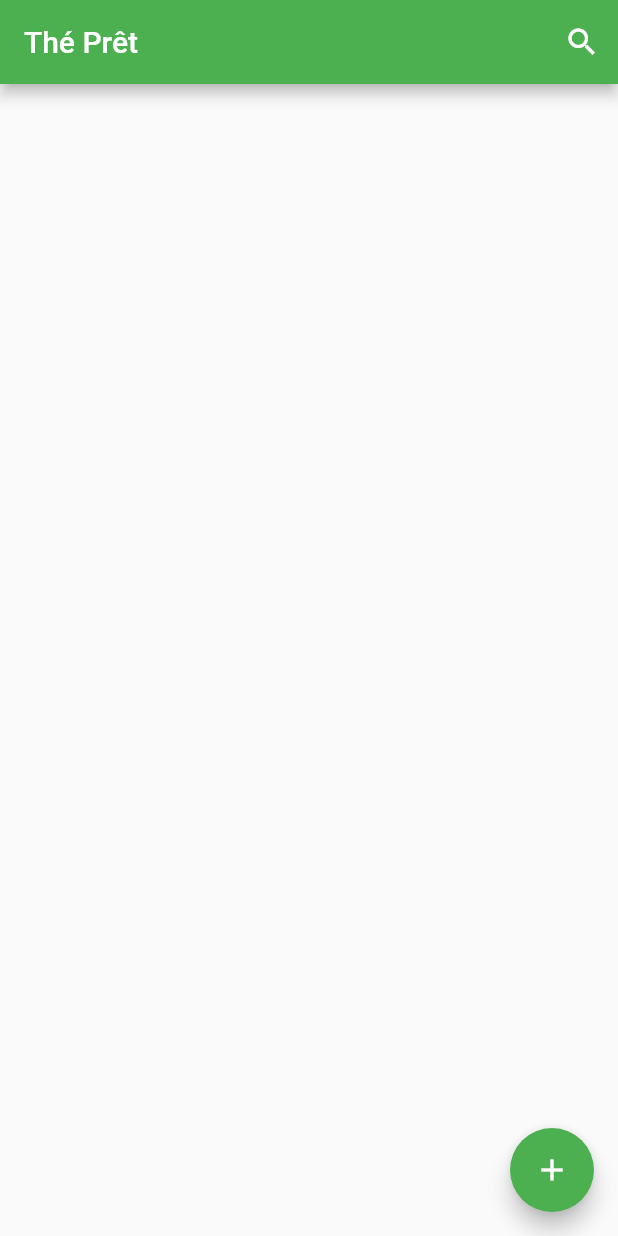
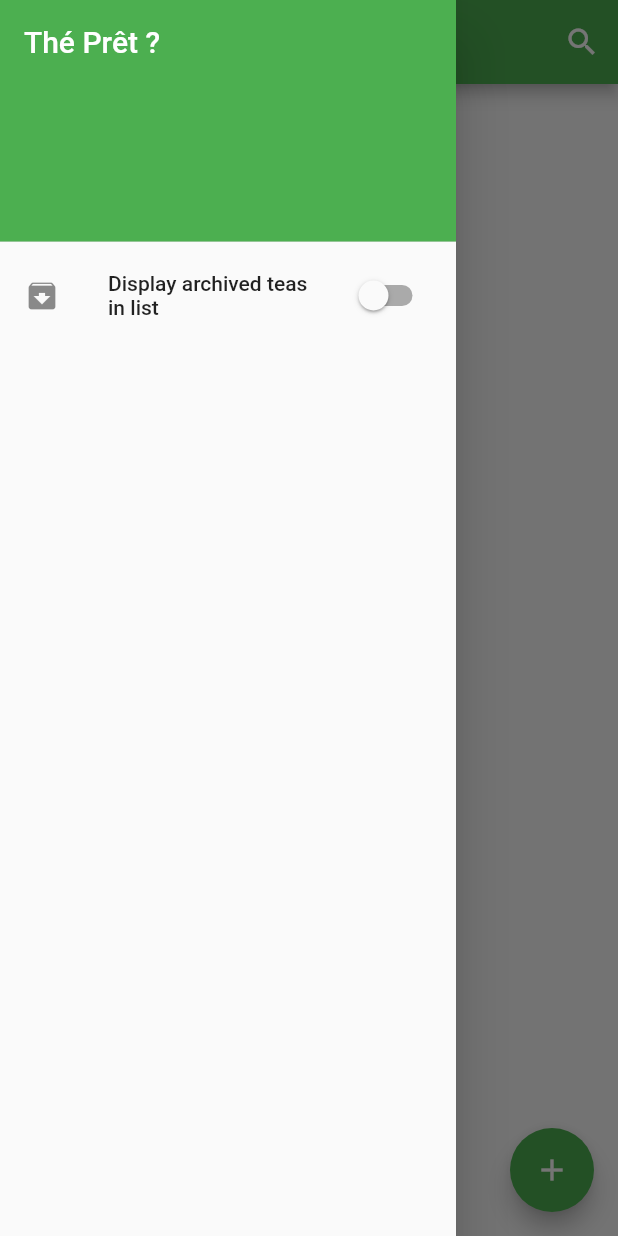
Before and after one commit to Bopzor/the_pret, a Flutter app: the screen it shows after launch, with the side drawer open (before the commit the screen has no drawer), on a phone screen of 412 x 824 dp. Run offline on Flutter 3.47's test engine with Material 2 defaults, Android fonts, the phone set to English and light mode, and no system bars; our stand-ins replace audioplayers, flutter_speed_dial, shared_preferences; statements that could not run were skipped.

Commit message:
store displayArchived in shared preferences

```diff
--- a/lib/TeaCard.dart
+++ b/lib/TeaCard.dart
@@ -90,11 +90,7 @@ class TeaCard extends StatelessWidget {
                 Positioned.fill(
                   child: Container(
                     decoration: BoxDecoration(
-                      gradient: LinearGradient(
-                        begin: Alignment.topCenter,
-                        end: Alignment.bottomCenter,
-                        colors: [Colors.white.withOpacity(0.7), Colors.black.withOpacity(0.7)],
-                      ),
+                      color: Colors.white.withOpacity(0.7)
                     ),
                     child: Icon(Icons.archive),
                   ),
--- a/lib/data/Repository.dart
+++ b/lib/data/Repository.dart
@@ -4,4 +4,10 @@ abstract class Repository {
   Future<List<dynamic>> getObject();
 
   Future<void> removeObject();
+
+  void saveString(String string);
+
+  Future<String> getString();
+
+  Future<void> removeString();
 }
--- a/lib/main.dart
+++ b/lib/main.dart
@@ -2,8 +2,8 @@ import 'package:flutter/material.dart';
 import 'package:the_pret_flutter/UpsertScreen.dart';
 import 'package:the_pret_flutter/TeaCard.dart';
 import 'package:the_pret_flutter/data/LocalKeyValuePersistence.dart';
-import 'package:the_pret_flutter/data/TeaScreen.dart';
-import 'package:the_pret_flutter/data/UnknownScreen.dart';
+import 'package:the_pret_flutter/TeaScreen.dart';
+import 'package:the_pret_flutter/UnknownScreen.dart';
 
 void main() async {
   runApp(App());
@@ -17,6 +17,8 @@ class App extends StatefulWidget {
 class _AppState extends State<App> {
   final LocalKeyValuePersistence storage = LocalKeyValuePersistence();
   List<dynamic> teaList = [];
+  String title = 'Thé Prêt ?';
+  bool displayArchived = false;
 
   void initState() {
     super.initState();
@@ -25,6 +27,10 @@ class _AppState extends State<App> {
       setState(() {
         teaList = response ?? [];
       });
+    });
+
+    storage.getString().then((value) {
+      setState(() => displayArchived = value ?? false);
     });
   }
 
@@ -68,6 +74,12 @@ class _AppState extends State<App> {
     storage.saveObject(teaList);
   }
 
+  void updateDisplayArchived(bool value) {
+    setState(() => displayArchived = value);
+
+    storage.saveString(value.toString());
+  }
+
   @override
   Widget build(BuildContext context) {
     return MaterialApp(
@@ -75,13 +87,21 @@ class _AppState extends State<App> {
         // Handle '/'
         if (settings.name == '/') {
           return MaterialPageRoute(
-            builder: (context) => MyHomePage(title: 'Thé Prêt', saveTea: this.saveTea, teaList: this.teaList),
+            builder: (context) {
+              return MyHomePage(
+                title: this.title,
+                saveTea: this.saveTea,
+                teaList: this.teaList,
+                displayArchived: this.displayArchived,
+                updateDisplayArchived: this.updateDisplayArchived,
+              );
+            }
           );
         }
 
         // Handle '/add'
         if (settings.name == '/add') {
-          return MaterialPageRoute(builder: (context) => UpsertScreen(title: 'Thé Prêt', saveTea: this.saveTea));
+          return MaterialPageRoute(builder: (context) => UpsertScreen(title: title, saveTea: this.saveTea));
         }
 
         Uri uri = Uri.parse(settings.name);
@@ -96,28 +116,36 @@ class _AppState extends State<App> {
           }
 
           if (uri.pathSegments.first == 'edit') {
-            return MaterialPageRoute(builder: (context) => UpsertScreen(title: 'Thé Prêt', saveTea: this.updateTea, tea: tea));
+            return MaterialPageRoute(builder: (context) => UpsertScreen(title: title, saveTea: this.updateTea, tea: tea));
           }
 
         }
 
         return MaterialPageRoute(builder: (context) => UnknownScreen());
       },
-      title: 'Thé Prêt',
+      title: title,
       theme: ThemeData(
         primarySwatch: Colors.green,
       ),
-      home: MyHomePage(title: 'Thé Prêt', saveTea: this.saveTea, teaList: this.teaList),
+      home: MyHomePage(
+        title: title,
+        saveTea: this.saveTea,
+        teaList: this.teaList,
+        displayArchived: this.displayArchived,
+        updateDisplayArchived: this.updateDisplayArchived,
+      ),
     );
   }
 }
 
 class MyHomePage extends StatefulWidget {
-  MyHomePage({Key key, this.title, this.saveTea, this.teaList}) : super(key: key);
+  MyHomePage({Key key, this.title, this.saveTea, this.teaList, this.displayArchived, this.updateDisplayArchived}) : super(key: key);
 
   final String title;
   final Function saveTea;
   final List<dynamic> teaList;
+  final bool displayArchived;
+  final Function updateDisplayArchived;
 
   @override
   _MyHomePageState createState() => _MyHomePageState();
@@ -137,7 +165,7 @@ class _MyHomePageState extends State<MyHomePage> {
     String brandName = tea['name'] + ' ' + tea['brand'];
 
     if (showSearchbar == false || search.text == '') {
-      if (tea['archive']) {
+      if (tea['archive'] && widget.displayArchived == false) {
         return false;
       }
 
@@ -206,6 +234,25 @@ class _MyHomePageState extends State<MyHomePage> {
             ),
         ],
       ),
+      drawer: Drawer(
+        child: ListView(
+          padding: EdgeInsets.zero,
+          children: [
+            DrawerHeader(
+              child: Text(widget.title, style: TextStyle(fontSize:  20, color: Colors.white)),
+              decoration: BoxDecoration(color: Theme.of(context).accentColor),
+            ),
+            SwitchListTile(
+              title: Text('Display archived teas in list'),
+              value: widget.displayArchived,
+              onChanged: (bool value) {
+                widget.updateDisplayArchived(value);
+              },
+              secondary: Icon(Icons.archive),
+            ),
+          ],
+        ),
+      ),
       body: Center(
         child: Padding(
           padding: EdgeInsets.symmetric(vertical: 10),
```
Also changed, not shown: lib/data/LocalKeyValuePersistence.dart (+21 -0 lines), lib/TeaScreen.dart (renamed from lib/data/TeaScreen.dart), lib/UnknownScreen.dart (renamed from lib/data/UnknownScreen.dart).
